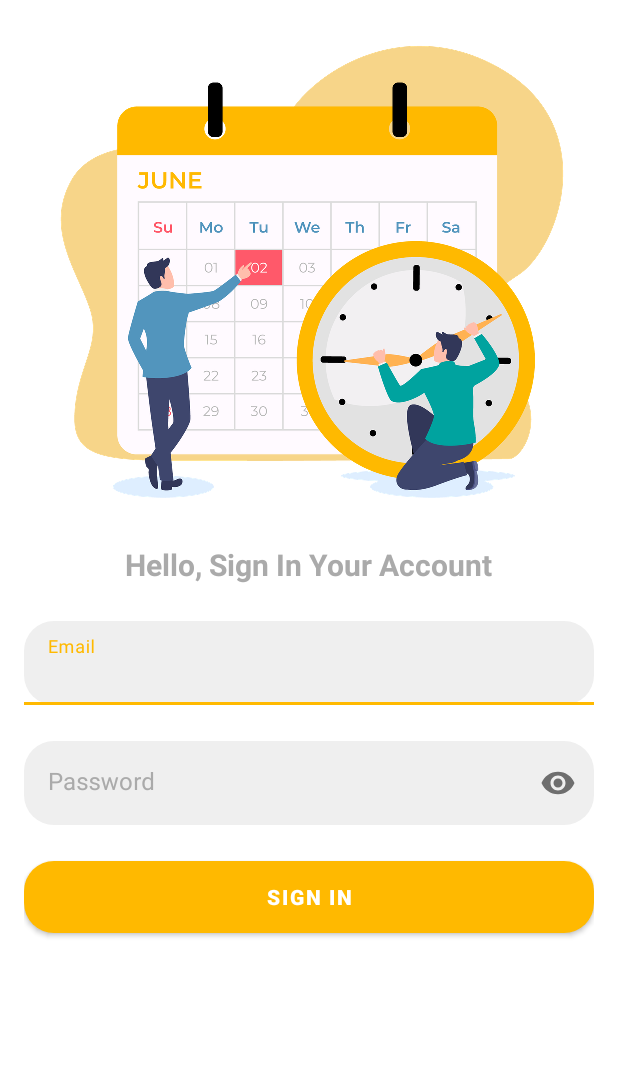
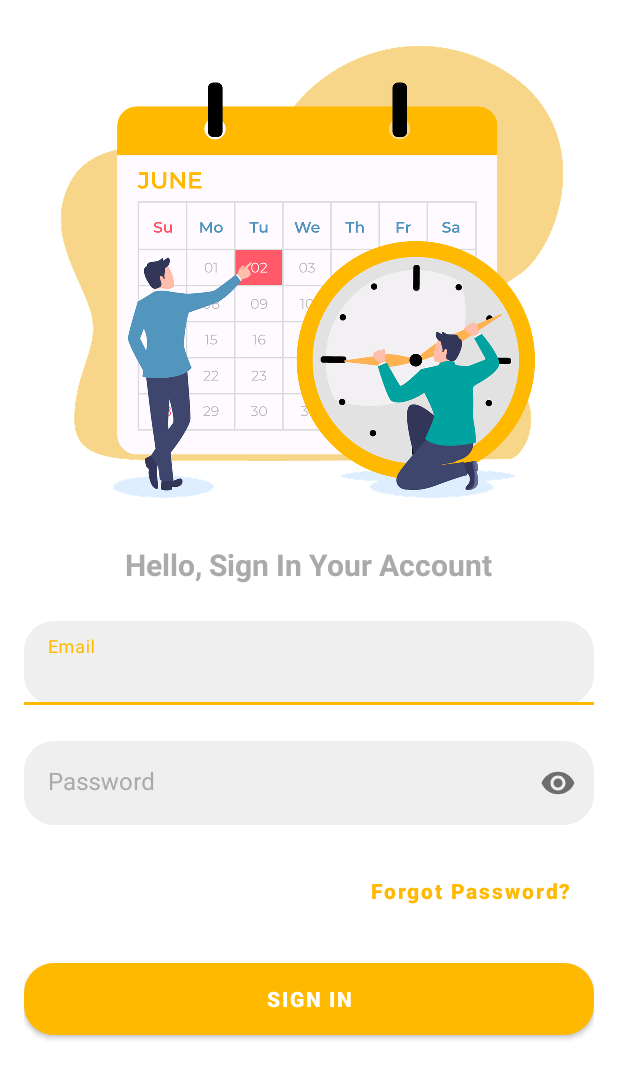
Before and after one commit to fisecode/absent-app, an Android app: the SignInActivity screen opened directly, with no data from a screen before it, on a phone screen of 412 x 824 dp. Shown: the top 1079 px of the screen. Run offline under Robolectric (Android 15) with nearby library versions, the phone set to English and light mode, and no system bars.

Commit message:
ui: Add Forgot Password Page

```diff
--- a/app/src/main/AndroidManifest.xml
+++ b/app/src/main/AndroidManifest.xml
@@ -13,6 +13,9 @@
         android:supportsRtl="true"
         android:theme="@style/Theme.AbsentApp"
         tools:targetApi="31">
+        <activity
+            android:name=".ForgotPasswordActivity"
+            android:exported="false" />
         <activity
             android:name=".views.signin.SignInActivity"
             android:exported="false" />
--- a/app/src/main/res/layout/activity_signin.xml
+++ b/app/src/main/res/layout/activity_signin.xml
@@ -18,7 +18,8 @@
         <ImageView
             android:layout_width="wrap_content"
             android:layout_height="wrap_content"
-            android:src="@drawable/img_signin"/>
+            android:contentDescription="@string/todo"
+            android:src="@drawable/img_signin" />
 
         <TextView
             android:layout_width="wrap_content"
@@ -26,7 +27,8 @@
             android:text="@string/hello_sign_in_your_account"
             android:textColor="@android:color/darker_gray"
             android:textSize="20sp"
-            android:textStyle="bold"/>
+            android:textStyle="bold"
+            tools:ignore="TextContrastCheck" />
 
         <com.google.android.material.textfield.TextInputLayout
             android:layout_width="match_parent"
@@ -42,9 +44,10 @@
                 android:layout_height="match_parent"
                 android:background="@drawable/bg_edit_text"
                 android:hint="@string/email"
+                android:inputType="textEmailAddress"
                 android:paddingStart="16dp"
                 android:paddingEnd="16dp"
-                android:inputType="textEmailAddress"/>
+                tools:ignore="TextContrastCheck" />
 
         </com.google.android.material.textfield.TextInputLayout>
 
@@ -63,11 +66,25 @@
                 android:layout_height="match_parent"
                 android:background="@drawable/bg_edit_text"
                 android:hint="@string/password"
+                android:inputType="textPassword"
                 android:paddingStart="16dp"
                 android:paddingEnd="16dp"
-                android:inputType="textPassword"/>
+                tools:ignore="TextContrastCheck" />
 
         </com.google.android.material.textfield.TextInputLayout>
+
+        <Button
+            android:id="@+id/btn_forgot_password"
+            android:layout_width="wrap_content"
+            android:layout_height="wrap_content"
+            android:background="@android:color/transparent"
+            android:textAllCaps="false"
+            android:textColor="@color/color_primary"
+            android:textStyle="bold"
+            android:layout_gravity="end"
+            android:text="@string/forgot_password"
+            android:layout_marginTop="20dp"/>
+
 
         <Button
             android:id="@+id/btn_signin"
@@ -75,8 +92,9 @@
             android:layout_height="wrap_content"
             android:layout_marginTop="24dp"
             android:background="@drawable/bg_btn_primary"
+            android:text="@string/sign_in"
             android:textStyle="bold"
-            android:text="@string/sign_in"/>
+            tools:ignore="TextContrastCheck" />
 
     </LinearLayout>
 
--- a/app/src/main/res/values/strings.xml
+++ b/app/src/main/res/values/strings.xml
@@ -5,4 +5,6 @@
     <string name="email">Email</string>
     <string name="password">Password</string>
     <string name="sign_in">Sign In</string>
+    <string name="forgot_password">Forgot Password?</string>
+    <string name="forgot_password2">Forgot Password</string>
 </resources>
```
Also changed, not shown: app/src/main/java/com/fisecode/absentapp/views/forgotpassword/ForgotPasswordActivity.kt (added, +24 -0 lines), app/src/main/res/layout/activity_forgot_password.xml (added, +65 -0 lines).
